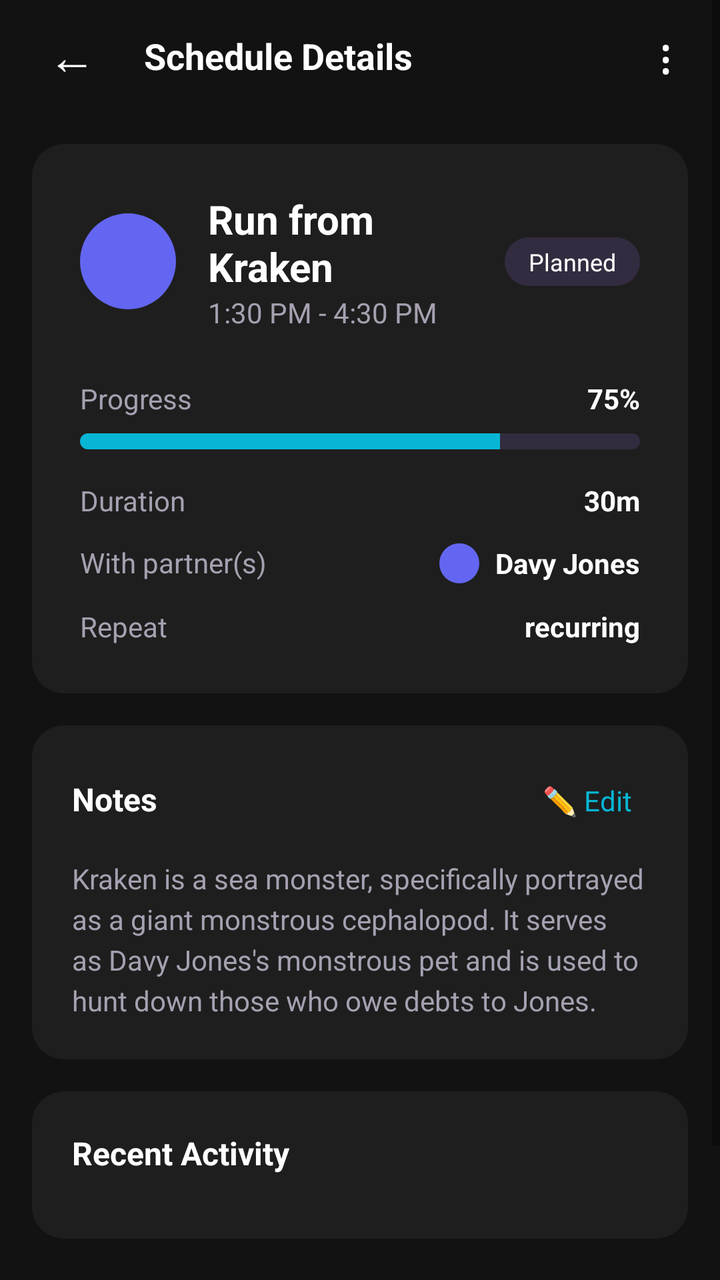
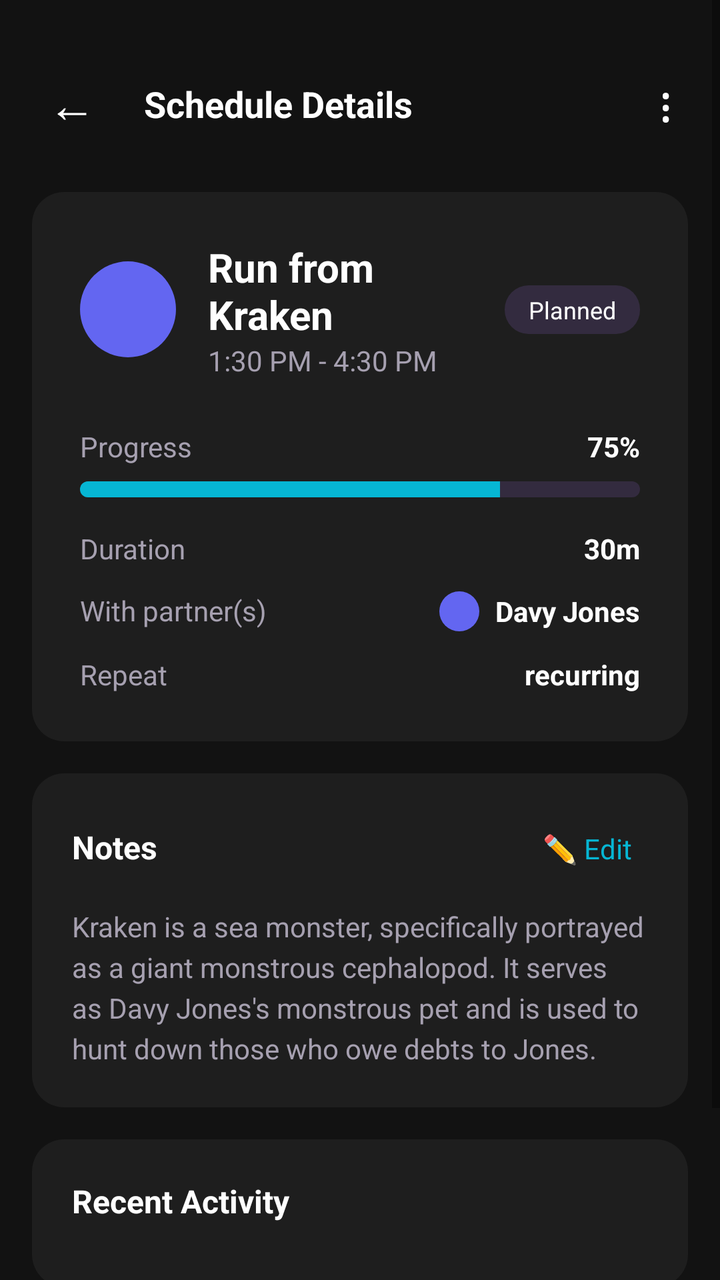

Before-and-after screenshots of an Android layout around one commit, followed by the original layout XML and the change that was made.
<!-- AndroidManifest.xml: application theme Theme.MyApplication -->
<!-- res/layout/activity_schedule_detail.xml -->
<?xml version="1.0" encoding="utf-8"?>
<ScrollView xmlns:android="http://schemas.android.com/apk/res/android"
    android:layout_width="match_parent"
    android:layout_height="match_parent"
    android:background="@color/bg_default"
    android:fillViewport="true">

    <LinearLayout
        android:layout_width="match_parent"
        android:layout_height="wrap_content"
        android:orientation="vertical">

        
        <LinearLayout
            android:layout_width="match_parent"
            android:layout_height="56dp"
            android:background="@color/bg_default"
            android:gravity="center_vertical"
            android:orientation="horizontal"
            android:paddingStart="16dp"
            android:paddingEnd="16dp">

            <TextView
                android:id="@+id/btnBack"
                android:layout_width="wrap_content"
                android:layout_height="wrap_content"
                android:background="?attr/selectableItemBackgroundBorderless"
                android:clickable="true"
                android:focusable="true"
                android:padding="8dp"
                android:text="←"
                android:textColor="@color/text_primary"
                android:textSize="24sp" />

            <TextView
                android:layout_width="0dp"
                android:layout_height="wrap_content"
                android:layout_marginStart="16dp"
                android:layout_weight="1"
                android:text="Schedule Details"
                android:textColor="@color/text_primary"
                android:textSize="18sp"
                android:textStyle="bold" />

            <TextView
                android:id="@+id/btnMenu"
                android:layout_width="wrap_content"
                android:layout_height="wrap_content"
                android:background="?attr/selectableItemBackgroundBorderless"
                android:clickable="true"
                android:focusable="true"
                android:padding="8dp"
                android:text="⋮"
                android:textColor="@color/text_primary"
                android:textSize="24sp" />

        </LinearLayout>

        
        <LinearLayout
            android:layout_width="match_parent"
            android:layout_height="wrap_content"
            android:layout_margin="16dp"
            android:background="@drawable/bg_card"
            android:orientation="vertical"
            android:padding="24dp">

            
            <LinearLayout
                android:layout_width="match_parent"
                android:layout_height="wrap_content"
                android:gravity="center_vertical"
                android:orientation="horizontal">

                <View
                    android:id="@+id/ivHabitIcon"
                    android:layout_width="48dp"
                    android:layout_height="48dp"
                    android:background="@drawable/bg_circle" />

                <LinearLayout
                    android:layout_width="0dp"
                    android:layout_height="wrap_content"
                    android:layout_marginStart="16dp"
                    android:layout_weight="1"
                    android:orientation="vertical">

                    <TextView
                        android:id="@+id/tvHabitName"
                        android:layout_width="wrap_content"
                        android:layout_height="wrap_content"
                        android:text="Run from Kraken"
                        android:textColor="@color/text_primary"
                        android:textSize="20sp"
                        android:textStyle="bold" />

                    <TextView
                        android:id="@+id/tvScheduleTime"
                        android:layout_width="wrap_content"
                        android:layout_height="wrap_content"
                        android:text="1:30 PM - 4:30 PM"
                        android:textColor="@color/text_secondary"
                        android:textSize="14sp" />

                </LinearLayout>

                <TextView
                    android:id="@+id/tvStatus"
                    android:layout_width="wrap_content"
                    android:layout_height="wrap_content"
                    android:background="@drawable/bg_status_chip"
                    android:paddingStart="12dp"
                    android:paddingTop="4dp"
                    android:paddingEnd="12dp"
                    android:paddingBottom="4dp"
                    android:text="Planned"
                    android:textColor="@color/text_primary"
                    android:textSize="12sp" />

            </LinearLayout>

            
            <LinearLayout
                android:layout_width="match_parent"
                android:layout_height="wrap_content"
                android:layout_marginTop="24dp"
                android:orientation="vertical">

                
                <LinearLayout
                    android:layout_width="match_parent"
                    android:layout_height="wrap_content"
                    android:layout_marginBottom="16dp"
                    android:orientation="vertical">

                    <LinearLayout
                        android:layout_width="match_parent"
                        android:layout_height="wrap_content"
                        android:orientation="horizontal">

                        <TextView
                            android:layout_width="0dp"
                            android:layout_height="wrap_content"
                            android:layout_weight="1"
                            android:text="Progress"
                            android:textColor="@color/text_secondary"
                            android:textSize="14sp" />

                        <TextView
                            android:id="@+id/tvProgressPercentage"
                            android:layout_width="wrap_content"
                            android:layout_height="wrap_content"
                            android:text="75%"
                            android:textColor="@color/text_primary"
                            android:textSize="14sp"
                            android:textStyle="bold" />

                    </LinearLayout>

                    <ProgressBar
                        android:id="@+id/progressBar"
                        style="?android:attr/progressBarStyleHorizontal"
                        android:layout_width="match_parent"
                        android:layout_height="8dp"
                        android:layout_marginTop="8dp"
                        android:max="100"
                        android:progress="75"
                        android:progressDrawable="@drawable/bg_progress_bar"
                        android:secondaryProgress="0" />

                </LinearLayout>

                
                <LinearLayout
                    android:layout_width="match_parent"
                    android:layout_height="wrap_content"
                    android:orientation="horizontal">

                    <TextView
                        android:layout_width="0dp"
                        android:layout_height="wrap_content"
                        android:layout_weight="1"
                        android:text="Duration"
                        android:textColor="@color/text_secondary"
                        android:textSize="14sp" />

                    <TextView
                        android:id="@+id/tvDuration"
                        android:layout_width="wrap_content"
                        android:layout_height="wrap_content"
                        android:text="30m"
                        android:textColor="@color/text_primary"
                        android:textSize="14sp"
                        android:textStyle="bold" />

                </LinearLayout>

                
                <LinearLayout
                    android:layout_width="match_parent"
                    android:layout_height="wrap_content"
                    android:layout_marginTop="12dp"
                    android:orientation="horizontal">

                    <TextView
                        android:layout_width="0dp"
                        android:layout_height="wrap_content"
                        android:layout_weight="1"
                        android:text="With partner(s)"
                        android:textColor="@color/text_secondary"
                        android:textSize="14sp" />

                    <LinearLayout
                        android:layout_width="wrap_content"
                        android:layout_height="wrap_content"
                        android:gravity="center_vertical"
                        android:orientation="horizontal">

                        <View
                            android:id="@+id/ivPartnerAvatar"
                            android:layout_width="20dp"
                            android:layout_height="20dp"
                            android:background="@drawable/bg_circle" />

                        <TextView
                            android:id="@+id/tvPartnerName"
                            android:layout_width="wrap_content"
                            android:layout_height="wrap_content"
                            android:layout_marginStart="8dp"
                            android:text="Davy Jones"
                            android:textColor="@color/text_primary"
                            android:textSize="14sp"
                            android:textStyle="bold" />

                    </LinearLayout>

                </LinearLayout>

                
                <LinearLayout
                    android:layout_width="match_parent"
                    android:layout_height="wrap_content"
                    android:layout_marginTop="12dp"
                    android:orientation="horizontal">

                    <TextView
                        android:layout_width="0dp"
                        android:layout_height="wrap_content"
                        android:layout_weight="1"
                        android:text="Repeat"
                        android:textColor="@color/text_secondary"
                        android:textSize="14sp" />

                    <TextView
                        android:id="@+id/tvRepeat"
                        android:layout_width="wrap_content"
                        android:layout_height="wrap_content"
                        android:text="recurring"
                        android:textColor="@color/text_primary"
                        android:textSize="14sp"
                        android:textStyle="bold" />

                </LinearLayout>

            </LinearLayout>

        </LinearLayout>

        
        <LinearLayout
            android:layout_width="match_parent"
            android:layout_height="wrap_content"
            android:layout_marginStart="16dp"
            android:layout_marginEnd="16dp"
            android:layout_marginBottom="16dp"
            android:background="@drawable/bg_card"
            android:orientation="vertical"
            android:padding="20dp">

            <LinearLayout
                android:layout_width="match_parent"
                android:layout_height="wrap_content"
                android:orientation="horizontal">

                <TextView
                    android:layout_width="0dp"
                    android:layout_height="wrap_content"
                    android:layout_weight="1"
                    android:text="Notes"
                    android:textColor="@color/text_primary"
                    android:textSize="16sp"
                    android:textStyle="bold" />

                <TextView
                    android:id="@+id/btnEditNotes"
                    android:layout_width="wrap_content"
                    android:layout_height="wrap_content"
                    android:background="?attr/selectableItemBackground"
                    android:clickable="true"
                    android:focusable="true"
                    android:padding="8dp"
                    android:text="✏️ Edit"
                    android:textColor="@color/accent_cyan"
                    android:textSize="14sp" />

            </LinearLayout>

            
            <LinearLayout
                android:id="@+id/layoutNotesDisplay"
                android:layout_width="match_parent"
                android:layout_height="wrap_content"
                android:layout_marginTop="12dp"
                android:orientation="vertical">

                <TextView
                    android:id="@+id/tvNotes"
                    android:layout_width="match_parent"
                    android:layout_height="wrap_content"
                    android:text="Kraken is a sea monster, specifically portrayed as a giant monstrous cephalopod. It serves as Davy Jones's monstrous pet and is used to hunt down those who owe debts to Jones."
                    android:textColor="@color/text_secondary"
                    android:textSize="14sp"
                    android:lineSpacingExtra="4dp" />

            </LinearLayout>

            
            <LinearLayout
                android:id="@+id/layoutNotesEdit"
                android:layout_width="match_parent"
                android:layout_height="wrap_content"
                android:layout_marginTop="12dp"
                android:orientation="vertical"
                android:visibility="gone">

                <EditText
                    android:id="@+id/etNotesEdit"
                    android:layout_width="match_parent"
                    android:layout_height="120dp"
                    android:background="@drawable/bg_input"
                    android:gravity="top|start"
                    android:hint="Add notes for this schedule..."
                    android:inputType="textMultiLine"
                    android:padding="12dp"
                    android:textColor="@color/text_primary"
                    android:textColorHint="@color/text_muted"
                    android:textSize="14sp" />

                <LinearLayout
                    android:layout_width="match_parent"
                    android:layout_height="wrap_content"
                    android:layout_marginTop="12dp"
                    android:orientation="horizontal">

                    <TextView
                        android:id="@+id/btnCancelEdit"
                        android:layout_width="0dp"
                        android:layout_height="wrap_content"
                        android:layout_weight="1"
                        android:background="?attr/selectableItemBackground"
                        android:clickable="true"
                        android:focusable="true"
                        android:gravity="center"
                        android:padding="12dp"
                        android:text="Cancel"
                        android:textColor="@color/text_muted"
                        android:textSize="14sp" />

                    <TextView
                        android:id="@+id/btnSaveNotes"
                        android:layout_width="0dp"
                        android:layout_height="wrap_content"
                        android:layout_marginStart="8dp"
                        android:layout_weight="1"
                        android:background="@drawable/bg_input"
                        android:backgroundTint="@color/accent_green"
                        android:clickable="true"
                        android:focusable="true"
                        android:gravity="center"
                        android:padding="12dp"
                        android:text="Save"
                        android:textColor="@color/text_primary"
                        android:textSize="14sp"
                        android:textStyle="bold" />

                </LinearLayout>

            </LinearLayout>

        </LinearLayout>

        
        <LinearLayout
            android:layout_width="match_parent"
            android:layout_height="wrap_content"
            android:layout_marginStart="16dp"
            android:layout_marginEnd="16dp"
            android:layout_marginBottom="16dp"
            android:background="@drawable/bg_card"
            android:orientation="vertical"
            android:padding="20dp">

            <TextView
                android:layout_width="wrap_content"
                android:layout_height="wrap_content"
                android:text="Recent Activity"
                android:textColor="@color/text_primary"
                android:textSize="16sp"
                android:textStyle="bold" />

            <LinearLayout
                android:id="@+id/llRecentActivities"
                android:layout_width="match_parent"
                android:layout_height="wrap_content"
                android:layout_marginTop="12dp"
                android:orientation="vertical">

                

            </LinearLayout>

        </LinearLayout>

        
        <Button
            android:id="@+id/fabAddProgress"
            android:layout_width="match_parent"
            android:layout_height="wrap_content"
            android:layout_margin="16dp"
            android:backgroundTint="@color/accent_green"
            android:text="Add Progress"
            android:textColor="@color/text_primary"
            android:textSize="16sp" />

        
        <TextView
            android:id="@+id/tvScheduleId"
            android:layout_width="0dp"
            android:layout_height="0dp"
            android:visibility="gone" />

        <TextView
            android:id="@+id/tvStartTime"
            android:layout_width="0dp"
            android:layout_height="0dp"
            android:visibility="gone" />

        <EditText
            android:id="@+id/etNotes"
            android:layout_width="0dp"
            android:layout_height="0dp"
            android:visibility="gone" />

        <Button
            android:id="@+id/btnAddProgress"
            android:layout_width="0dp"
            android:layout_height="0dp"
            android:visibility="gone" />

        <Button
            android:id="@+id/btnSave"
            android:layout_width="0dp"
            android:layout_height="0dp"
            android:visibility="gone" />

        <Button
            android:id="@+id/btnDelete"
            android:layout_width="0dp"
            android:layout_height="0dp"
            android:visibility="gone" />

    </LinearLayout>

</ScrollView>
<!-- resources referenced by this layout -->
<resources>
  <color name="accent_cyan">#06B6D4</color>
  <color name="accent_green">#10B981</color>
  <color name="bg_default">#121212</color>
  <color name="text_muted">#7B7585</color>
  <color name="text_primary">#FFFFFF</color>
  <color name="text_secondary">#A6A0B0</color>
  <!-- drawable bg_card (drawable) -->
  <?xml version="1.0" encoding="utf-8"?>
  <shape xmlns:android="http://schemas.android.com/apk/res/android" android:shape="rectangle">
      <solid android:color="@color/card_bg" />
      <corners android:radius="16dp" />
      <padding android:left="12dp" android:top="12dp" android:right="12dp" android:bottom="12dp" />
  </shape>
  <!-- drawable bg_circle (drawable) -->
  <?xml version="1.0" encoding="utf-8"?>
  <shape xmlns:android="http://schemas.android.com/apk/res/android" android:shape="oval">
      <solid android:color="@color/accent_purple_start" />
      <size android:width="48dp" android:height="48dp" />
  </shape>
  <!-- drawable bg_input (drawable) -->
  <?xml version="1.0" encoding="utf-8"?>
  <shape xmlns:android="http://schemas.android.com/apk/res/android" android:shape="rectangle">
      <solid android:color="@color/input_bg" />
      <stroke android:width="1dp" android:color="@color/input_stroke" />
      <corners android:radius="10dp" />
      <padding android:left="12dp" android:top="12dp" android:right="12dp" android:bottom="12dp" />
  </shape>
  <!-- drawable bg_progress_bar (drawable) -->
  <?xml version="1.0" encoding="utf-8"?>
  <layer-list xmlns:android="http://schemas.android.com/apk/res/android">
      
      <item android:id="@android:id/background">
          <shape android:shape="rectangle">
              <solid android:color="@color/input_stroke" />
              <corners android:radius="8dp" />
          </shape>
      </item>
      
      
      <item android:id="@android:id/progress">
          <clip>
              <shape android:shape="rectangle">
                  <solid android:color="@color/accent_cyan" />
                  <corners android:radius="8dp" />
              </shape>
          </clip>
      </item>
  </layer-list>
  <!-- drawable bg_status_chip (drawable) -->
  <?xml version="1.0" encoding="utf-8"?>
  <shape xmlns:android="http://schemas.android.com/apk/res/android" android:shape="rectangle">
      <solid android:color="@color/input_stroke" />
      <corners android:radius="12dp" />
      <padding android:left="8dp" android:top="4dp" android:right="8dp" android:bottom="4dp" />
  </shape>
  <style name="Theme.MyApplication" parent="Theme.MaterialComponents.DayNight.DarkActionBar">
          
          <item name="colorPrimary">@color/accent_purple_start</item>
          <item name="colorPrimaryVariant">@color/accent_purple_end</item>
          <item name="colorOnPrimary">@color/text_primary</item>
  
          <item name="colorSecondary">@color/accent_green</item>
          <item name="colorOnSecondary">@color/text_primary</item>
  
          <item name="android:statusBarColor">@color/bg_default</item>
          <item name="android:navigationBarColor">@color/bg_default</item>
  
          
          <item name="android:colorBackground">@color/bg_default</item>
          <item name="android:textColor">@color/text_primary</item>
          <item name="android:windowBackground">@color/bg_default</item>
      </style>
  <color name="card_bg">#1E1E1E</color>
  <color name="accent_purple_start">#6366F1</color>
  <color name="input_bg">#1A1523</color>
  <color name="input_stroke">#332B3F</color>
  <color name="accent_purple_end">#8B5CF6</color>
</resources>

<!-- the commit's change to res/layout/activity_schedule_detail.xml (unified diff, before → after) -->
@@ -8,7 +8,8 @@
     <LinearLayout
         android:layout_width="match_parent"
         android:layout_height="wrap_content"
-        android:orientation="vertical">
+        android:orientation="vertical"
+        android:paddingTop="24dp">
 
         
         <LinearLayout
<!-- resource entries referenced after the edit -->
@@ -55,7 +55,7 @@
       <corners android:radius="12dp" />
       <padding android:left="8dp" android:top="4dp" android:right="8dp" android:bottom="4dp" />
   </shape>
-  <style name="Theme.MyApplication" parent="Theme.MaterialComponents.DayNight.DarkActionBar">
+  <style name="Theme.MyApplication" parent="Theme.MaterialComponents.DayNight.NoActionBar">
           
           <item name="colorPrimary">@color/accent_purple_start</item>
           <item name="colorPrimaryVariant">@color/accent_purple_end</item>
